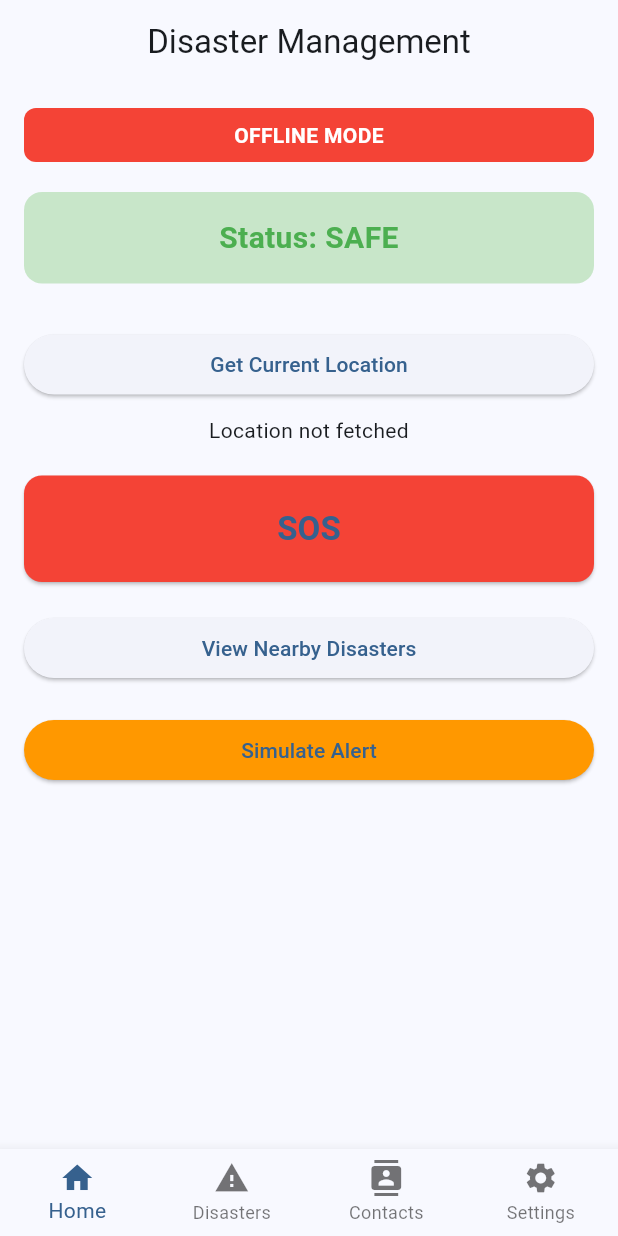
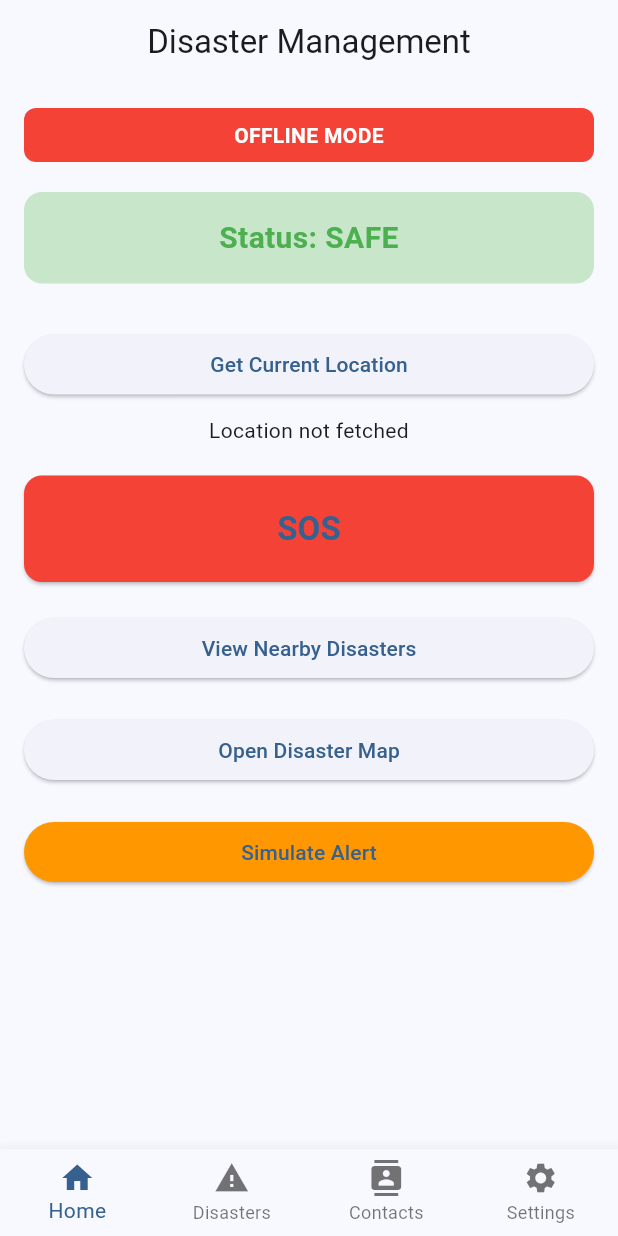
Before and after one commit to VaradPimple/Disaster-Management-OfflineFirst, a Flutter app: the screen it shows after launch, after a tap on "Get Current Location", on a phone screen of 412 x 824 dp. Run offline on Flutter 3.47's test engine with Material 3 defaults, Android fonts, the phone set to English and light mode, and no system bars; our stand-ins replace flutter_map, geolocator, latlong2, shared_preferences.

Commit message:
integrated a live map

```diff
--- /dev/null
+++ b/frontend-app/disaster_app/lib/models/disaster.dart
@@ -0,0 +1,17 @@
+class Disaster {
+  final String id;
+  final String type;
+  final double latitude;
+  final double longitude;
+  final double radius; // in meters
+  final String message;
+
+  Disaster({
+    required this.id,
+    required this.type,
+    required this.latitude,
+    required this.longitude,
+    required this.radius,
+    required this.message,
+  });
+}
--- a/frontend-app/disaster_app/lib/screens/home_screen.dart
+++ b/frontend-app/disaster_app/lib/screens/home_screen.dart
@@ -1,3 +1,4 @@
+import '../models/disaster.dart';
 import '../services/distance_service.dart';
 import 'package:flutter/material.dart';
 import 'package:geolocator/geolocator.dart';
@@ -7,6 +8,7 @@ import '../widgets/network_status_indicator.dart';
 import '../widgets/responsive_wrapper.dart';
 import 'disaster_list_screen.dart';
 import 'alert_screen.dart';
+import 'map_screen.dart';
 
 class HomeScreen extends StatefulWidget {
   const HomeScreen({super.key});
@@ -22,29 +24,59 @@ class _HomeScreenState extends State<HomeScreen> {
   Position? _currentPosition;
   String _locationText = "Location not fetched";
 
-  // Example disaster location (can be replaced later with real DB data)
-  final double disasterLat = 19.0600;
-  final double disasterLng = 73.0200;
-  final double dangerRadius = 2000; // meters
+  Disaster? _activeDisaster;
+
+  final List<Disaster> disasterZones = [
+    Disaster(
+      id: "1",
+      type: "Flood Warning",
+      latitude: 19.0600,
+      longitude: 73.0200,
+      radius: 2000,
+      message: "High-risk flood zone. Move to higher ground immediately.",
+    ),
+    Disaster(
+      id: "2",
+      type: "Fire Hazard",
+      latitude: 19.0500,
+      longitude: 73.0000,
+      radius: 1500,
+      message: "Active fire hazard nearby. Avoid the area.",
+    ),
+  ];
 
   Future<void> _getLocation() async {
     final position = await LocationService.getCurrentLocation();
 
     if (position != null) {
-      double distance = DistanceService.calculateDistance(
-        position.latitude,
-        position.longitude,
-        disasterLat,
-        disasterLng,
-      );
+      double? nearestDistance;
+      Disaster? triggeredDisaster;
+
+      for (var disaster in disasterZones) {
+        double distance = DistanceService.calculateDistance(
+          position.latitude,
+          position.longitude,
+          disaster.latitude,
+          disaster.longitude,
+        );
+
+        if (nearestDistance == null || distance < nearestDistance) {
+          nearestDistance = distance;
+        }
+
+        if (distance <= disaster.radius) {
+          triggeredDisaster = disaster;
+        }
+      }
 
       setState(() {
         _currentPosition = position;
         _locationText =
             "Lat: ${position.latitude}, Lng: ${position.longitude}\n"
-            "Distance to disaster: ${distance.toStringAsFixed(2)} meters";
+            "Nearest disaster distance: ${nearestDistance?.toStringAsFixed(2)} meters";
 
-        isInDanger = distance <= dangerRadius;
+        isInDanger = triggeredDisaster != null;
+        _activeDisaster = triggeredDisaster;
       });
     } else {
       setState(() {
@@ -94,7 +126,9 @@ class _HomeScreenState extends State<HomeScreen> {
                   borderRadius: BorderRadius.circular(12),
                 ),
                 child: Text(
-                  isInDanger ? "Status: DANGER" : "Status: SAFE",
+                  isInDanger
+                      ? "Status: DANGER\n${_activeDisaster?.type ?? ''}"
+                      : "Status: SAFE",
                   textAlign: TextAlign.center,
                   style: TextStyle(
                     fontSize: 20,
@@ -113,10 +147,7 @@ class _HomeScreenState extends State<HomeScreen> {
 
               const SizedBox(height: 10),
 
-              Text(
-                _locationText,
-                textAlign: TextAlign.center,
-              ),
+              Text(_locationText, textAlign: TextAlign.center),
 
               const SizedBox(height: 20),
 
@@ -145,6 +176,18 @@ class _HomeScreenState extends State<HomeScreen> {
               const SizedBox(height: 20),
 
               ElevatedButton(
+                onPressed: () {
+                  Navigator.push(
+                    context,
+                    MaterialPageRoute(builder: (context) => const MapScreen()),
+                  );
+                },
+                child: const Text("Open Disaster Map"),
+              ),
+
+              const SizedBox(height: 20),
+
+              ElevatedButton(
                 style: ElevatedButton.styleFrom(backgroundColor: Colors.orange),
                 onPressed: simulateDanger,
                 child: const Text("Simulate Alert"),
--- a/frontend-app/disaster_app/pubspec.yaml
+++ b/frontend-app/disaster_app/pubspec.yaml
@@ -14,6 +14,8 @@ dependencies:
   shared_preferences: ^2.2.2
   cupertino_icons: ^1.0.8
   geolocator: ^10.1.0
+  flutter_map: ^6.1.0
+latlong2: ^0.9.0
 
 dev_dependencies:
   flutter_test:
```
Also changed, not shown: frontend-app/disaster_app/lib/screens/map_screen.dart (added, +66 -0 lines), frontend-app/disaster_app/pubspec.lock.
